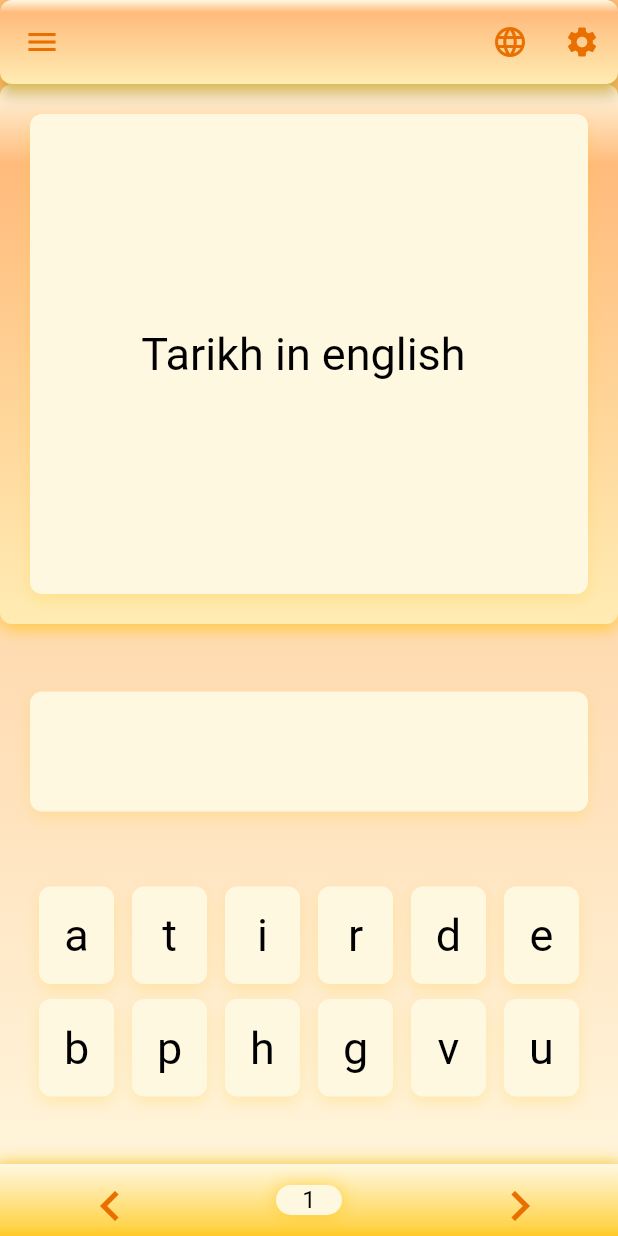
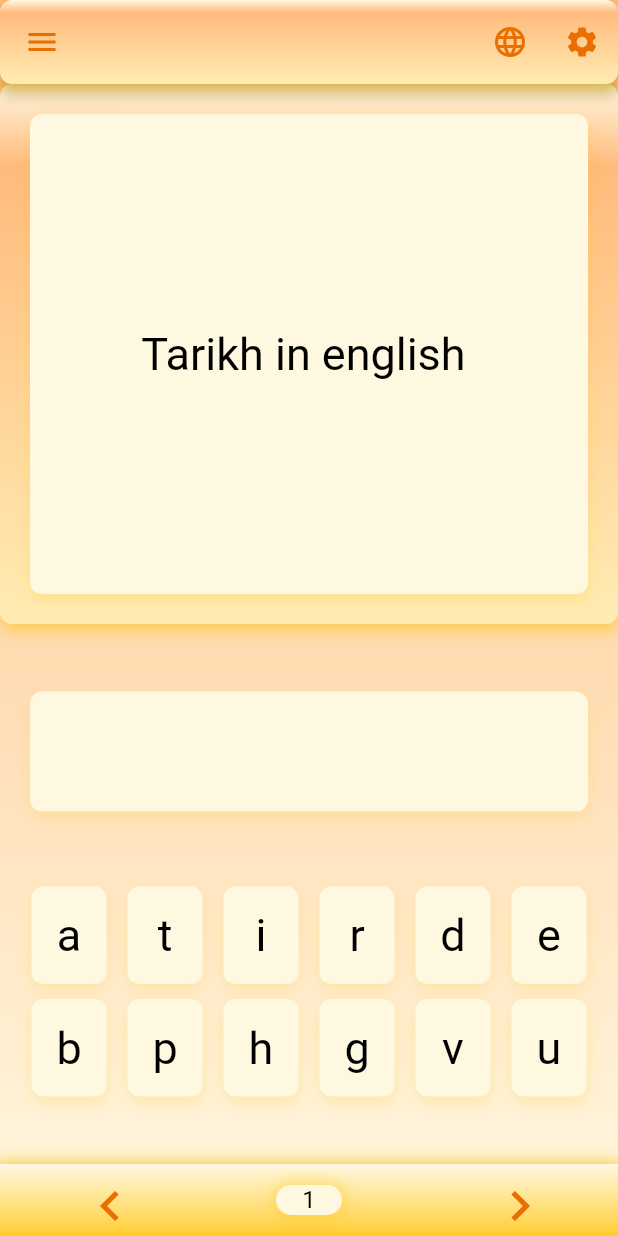
Before and after one commit to Hazrullah/quiz_app, a Flutter app: the screen it shows after launch, on a phone screen of 412 x 824 dp. Run offline on Flutter 3.47's test engine with Material 2 defaults, Android fonts, the phone set to English and light mode, and no system bars; drawn by our look-alikes of auto_size_text; our stand-ins replace lottie.

Commit message:
fix fill in blank screen

```diff
--- a/lib/screens/fill_in_blank.dart
+++ b/lib/screens/fill_in_blank.dart
@@ -137,7 +137,8 @@ class _FillInBlankAnswerState extends State<FillInBlankAnswer> {
         ),
         Wrap(
           spacing: _fillInBlankModel.alphabetList.length >= 6
-              ? (MediaQuery.sizeOf(context).width - (6 * 50) - 40) / 6
+              ? ((MediaQuery.sizeOf(context).width - (6 * 50) - 40) / 5)
+                  .floorToDouble()
               : 10,
           runSpacing: 10,
           alignment: WrapAlignment.center,
```
